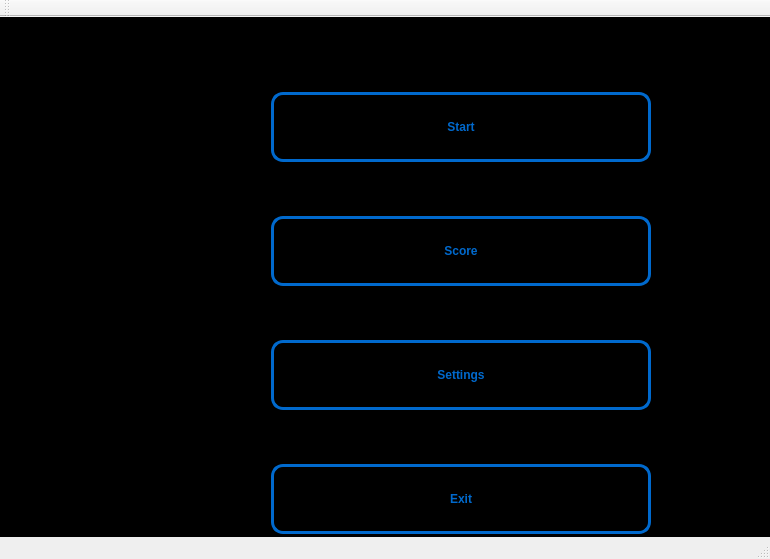
The window that mainwindow.ui (MaxKrabio/Pacman) describes before a commit, drawn with Qt 5.
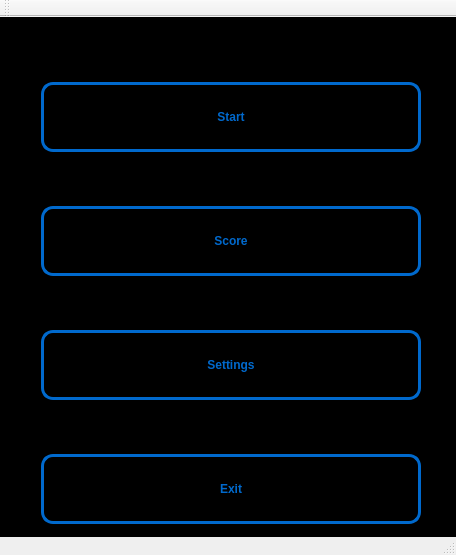
The same window after the commit.

The edit to the form file:
```diff
--- a/mainwindow.ui
+++ b/mainwindow.ui
@@ -6,10 +6,22 @@
    <rect>
     <x>0</x>
     <y>0</y>
-    <width>770</width>
-    <height>484</height>
+    <width>456</width>
+    <height>555</height>
    </rect>
   </property>
+  <property name="minimumSize">
+   <size>
+    <width>456</width>
+    <height>520</height>
+   </size>
+  </property>
+  <property name="baseSize">
+   <size>
+    <width>456</width>
+    <height>520</height>
+   </size>
+  </property>
   <property name="windowTitle">
    <string>MainWindow</string>
   </property>
@@ -66,8 +78,8 @@
    <widget class="QWidget" name="verticalLayoutWidget">
     <property name="geometry">
      <rect>
-      <x>260</x>
-      <y>10</y>
+      <x>30</x>
+      <y>0</y>
       <width>402</width>
       <height>572</height>
      </rect>
```
